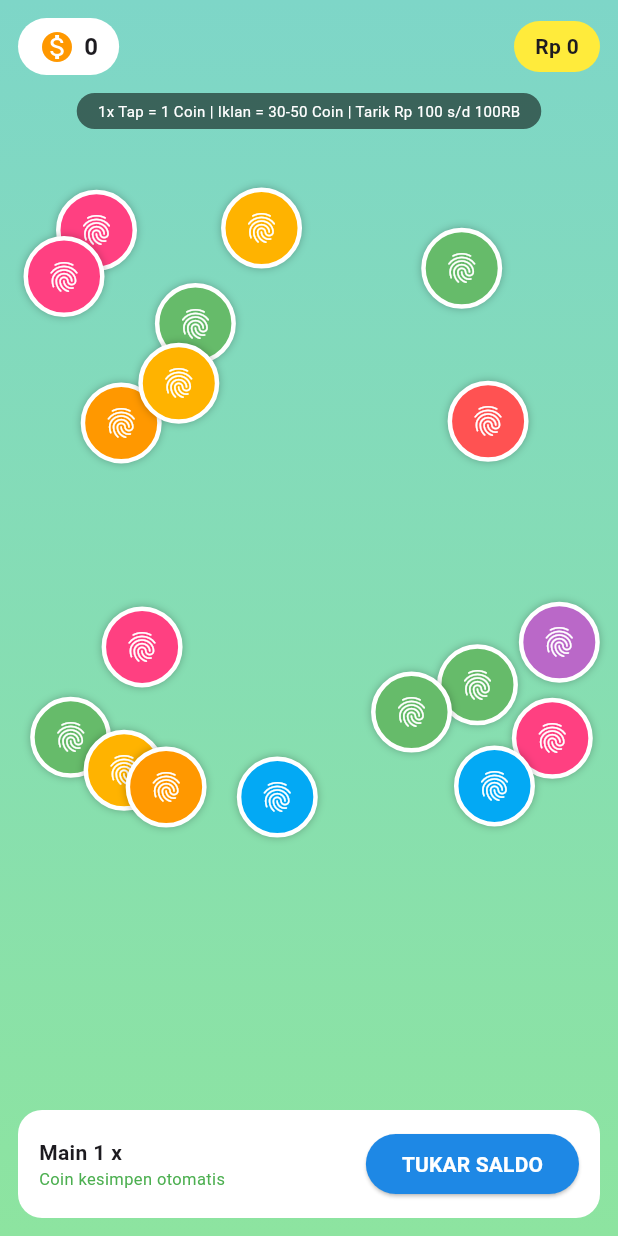
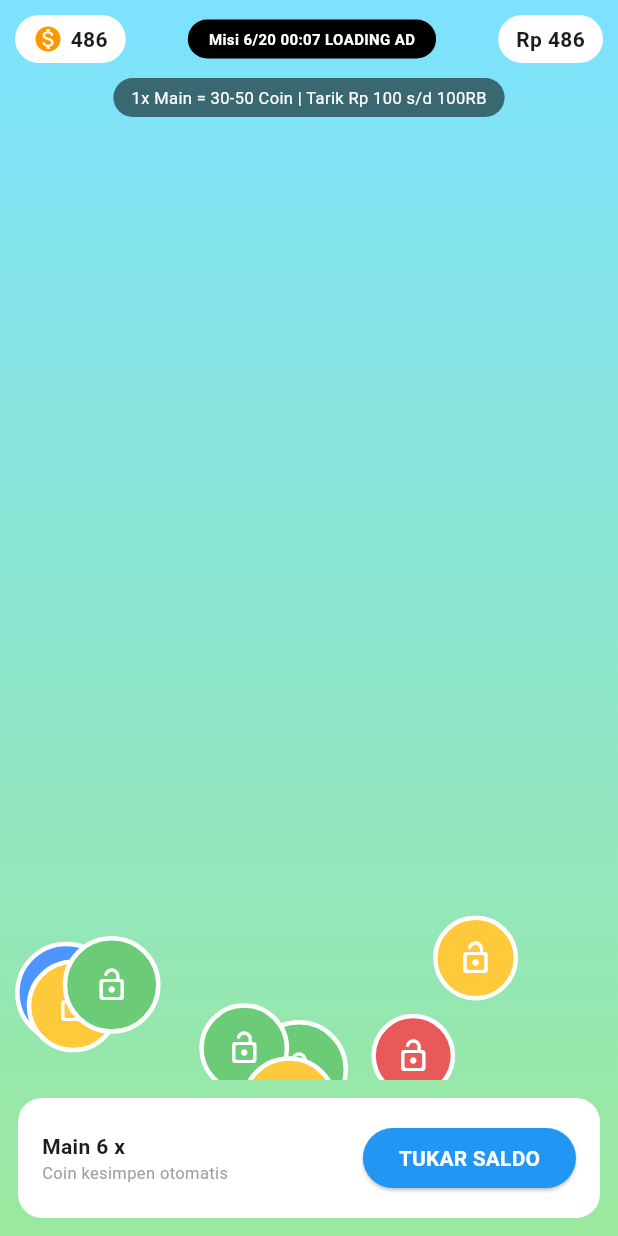
Before and after one commit to rizaldisini22-cmd/mountain-hunter, a Flutter app: the screen it shows after launch, on a phone screen of 412 x 824 dp. Run offline on Flutter 3.47's test engine with Material 3 defaults, Android fonts, the phone set to English and light mode, and no system bars; our stand-ins replace google_mobile_ads.

Commit message:
Update main.dart

```diff
--- a/lib/main.dart
+++ b/lib/main.dart
@@ -1,205 +1,146 @@
+import 'dart:async';
+import 'dart:math';
 import 'package:flutter/material.dart';
-import 'dart:math';
-import 'dart:async';
-import 'package:shared_preferences/shared_preferences.dart';
 import 'package:google_mobile_ads/google_mobile_ads.dart';
 
-void main(){
+void main() {
   WidgetsFlutterBinding.ensureInitialized();
   MobileAds.instance.initialize();
-  runApp(MaterialApp(debugShowCheckedModeBanner: false, home: TapDanaGame()));
+  runApp(const TapDanaCuanApp());
+}
+
+class TapDanaCuanApp extends StatelessWidget {
+  const TapDanaCuanApp({super.key});
+  @override
+  Widget build(BuildContext context) {
+    return MaterialApp(debugShowCheckedModeBanner: false, title: 'TAP DANA CUAN', home: const GameScreen());
+  }
 }
 
 class Bubble {
-  double x, y, dx, dy; Color color; bool isGone=false;
-  Bubble(this.x, this.y, this.color, this.dx, this.dy);
+  double x, y, speed; Color color; double size;
+  Bubble({required this.x, required this.y, required this.speed, required this.color, this.size=60});
 }
 
-class TapDanaGame extends StatefulWidget {
-  @override State<TapDanaGame> createState() => _TapDanaGameState();
+class GameScreen extends StatefulWidget {
+  const GameScreen({super.key});
+  @override
+  State<GameScreen> createState() => _GameScreenState();
 }
 
-class _TapDanaGameState extends State<TapDanaGame> {
-  int coins = 0; int playCount = 1;
+class _GameScreenState extends State<GameScreen> with SingleTickerProviderStateMixin {
+  int coin = 486; int rupiah = 486; int misi = 6; int timerSec = 0;
+  Timer? gameTimer, spawnTimer;
   List<Bubble> bubbles = [];
-  Timer? timer; Random rand = Random();
-  RewardedAd? rewardedAd;
-  bool adReady = false;
+  final Random rnd = Random();
+  late AnimationController _controller;
+  List<Color> colors = [Color(0xFFB983FF), Color(0xFFE85A5A), Color(0xFF6BCB77), Color(0xFFFFC93C), Color(0xFF4D96FF), Color(0xFFFFA500)];
 
-  // GANTI DENGAN ID ADMOB KAKAK YANG ASLI NANTI
-  final String adUnitId = "ca-app-pub-3940256099942544/5224354917"; // ini TEST ID
+  RewardedAd? _rewardedAd;
+  bool _isAdReady = false;
+  // ID TEST - GANTI DENGAN ID ASLI KAKAK NANTI
+  final String adUnitId = 'ca-app-pub-3940256099942544/5224354917'; // Test Rewarded
 
-  @override void initState(){
+  @override
+  void initState() {
     super.initState();
-    loadCoins();
-    spawnBubbles();
-    loadAd();
-    timer = Timer.periodic(Duration(milliseconds: 16), (t){
-      setState((){
-        for(var b in bubbles){
-          b.x += b.dx; b.y += b.dy;
-          if(b.x < 0 || b.x > 1) b.dx *= -1;
-          if(b.y < 0 || b.y > 0.75) b.dy *= -1;
-        }
-      });
-      if(bubbles.every((b)=> b.isGone)) _showRewardAd();
-    });
+    _controller = AnimationController(vsync: this, duration: Duration(milliseconds: 16))..repeat();
+    _controller.addListener(_update);
+    _loadAd();
+    _startGame();
   }
 
-  Future<void> loadCoins() async {
-    final prefs = await SharedPreferences.getInstance();
-    setState((){
-      coins = prefs.getInt('coins')?? 0;
-      playCount = prefs.getInt('play')?? 1;
-    });
-  }
-  Future<void> saveCoins() async {
-    final prefs = await SharedPreferences.getInstance();
-    prefs.setInt('coins', coins);
-    prefs.setInt('play', playCount);
-  }
-
-  void loadAd(){
-    RewardedAd.load(adUnitId: adUnitId, request: AdRequest(),
+  void _loadAd(){
+    RewardedAd.load(
+      adUnitId: adUnitId,
+      request: AdRequest(),
       rewardedAdLoadCallback: RewardedAdLoadCallback(
-        onAdLoaded: (ad){ rewardedAd = ad; adReady = true; },
-        onAdFailedToLoad: (e){ adReady = false; Future.delayed(Duration(seconds:3), loadAd); }
+        onAdLoaded: (ad){ setState((){ _rewardedAd = ad; _isAdReady = true; }); },
+        onAdFailedToLoad: (e){ print('Ad failed $e'); _isAdReady=false; Future.delayed(Duration(seconds: 3), _loadAd); }
       )
     );
   }
 
-  void spawnBubbles(){
-    List<Color> colors = [Colors.redAccent, Colors.orange, Colors.amber.shade600, Colors.lightBlue, Colors.green.shade400, Colors.purple.shade300, Colors.pinkAccent];
-    bubbles = List.generate(18, (i)=> Bubble(rand.nextDouble(), rand.nextDouble()*0.6+0.1, colors[rand.nextInt(colors.length)], (rand.nextDouble()-0.5)*0.008, (rand.nextDouble()-0.5)*0.008));
-    setState((){});
+  void _startGame() {
+    timerSec = 0; bubbles.clear();
+    for(int i=0;i<12;i++) _spawnBubble();
+    gameTimer?.cancel();
+    gameTimer = Timer.periodic(Duration(seconds: 1), (t){ setState(()=> timerSec++); if(timerSec >= 15) _finishRound(); });
+    spawnTimer?.cancel();
+    spawnTimer = Timer.periodic(Duration(milliseconds: 800), (_)=> _spawnBubble());
   }
+  void _spawnBubble(){
+    if(bubbles.length>18) return;
+    setState((){ bubbles.add(Bubble(x: rnd.nextDouble()*0.85+0.02, y: 1.1+rnd.nextDouble()*0.3, speed: 0.003+rnd.nextDouble()*0.006, color: colors[rnd.nextInt(colors.length)], size: 55+rnd.nextDouble()*15)); });
+  }
+  void _update(){ setState((){ for(var b in bubbles) b.y-=b.speed; bubbles.removeWhere((b)=> b.y < -0.2); }); }
+  void _tapBubble(int i){ setState((){ bubbles.removeAt(i); coin+=1; rupiah+=1; }); _spawnBubble(); }
 
-  void tapBubble(int i){
-    if(bubbles[i].isGone) return;
-    setState((){
-      bubbles[i].isGone = true;
-      coins += 1;
-    });
-    saveCoins();
-  }
-
-  void _showRewardAd(){
-    int reward = 30 + rand.nextInt(21);
+  void _finishRound(){
+    gameTimer?.cancel(); spawnTimer?.cancel();
+    int reward = 30+rnd.nextInt(21); // 30-50
     showDialog(context: context, barrierDismissible: false, builder: (_)=> AlertDialog(
       shape: RoundedRectangleBorder(borderRadius: BorderRadius.circular(20)),
-      title: Text("RONDE HABIS!", textAlign: TextAlign.center, style: TextStyle(fontWeight: FontWeight.bold)),
-      content: Column(mainAxisSize: MainAxisSize.min, children:[
-        Icon(Icons.card_giftcard, size:70, color: Colors.orange),
-        SizedBox(height:10),
-        Text("Tonton iklan untuk dapat", style: TextStyle(fontSize:13)),
-        Text("+$reward KOIN", style: TextStyle(fontSize:30, fontWeight: FontWeight.bold, color: Colors.orange)),
-        Text(adReady? "Iklan siap" : "Memuat iklan...", style: TextStyle(fontSize:11, color: Colors.grey)),
+      title: Text('WAKTU HABIS!', textAlign: TextAlign.center, style: TextStyle(fontWeight: FontWeight.bold)),
+      content: Column(mainAxisSize: MainAxisSize.min, children: [
+        Icon(Icons.play_circle_fill, size: 80, color: Colors.orange),
+        SizedBox(height: 10),
+        Text(_isAdReady? 'Tonton iklan asli dapat bonus' : 'Loading iklan...', textAlign: TextAlign.center),
+        Text('+$reward KOIN', style: TextStyle(fontSize: 26, fontWeight: FontWeight.bold, color: Colors.green)),
       ]),
       actions: [SizedBox(width: double.infinity, child: ElevatedButton(
-        style: ElevatedButton.styleFrom(backgroundColor: Colors.blue, padding: EdgeInsets.symmetric(vertical:13), shape: StadiumBorder()),
+        style: ElevatedButton.styleFrom(backgroundColor: Colors.blue, shape: RoundedRectangleBorder(borderRadius: BorderRadius.circular(12))),
         onPressed: (){
           Navigator.pop(context);
-          if(adReady && rewardedAd!= null){
-            rewardedAd!.fullScreenContentCallback = FullScreenContentCallback(onAdDismissedFullScreenContent: (ad){ ad.dispose(); loadAd(); finishRound(reward); }, onAdFailedToShowFullScreenContent: (ad,e){ ad.dispose(); loadAd(); finishRound(reward); });
-            rewardedAd!.show(onUserEarnedReward: (ad, r){});
+          if(_isAdReady && _rewardedAd!= null){
+            _rewardedAd!.fullScreenContentCallback = FullScreenContentCallback(
+              onAdDismissedFullScreenContent: (ad){ ad.dispose(); _loadAd(); _claimReward(reward); },
+              onAdFailedToShowFullScreenContent: (ad, err){ ad.dispose(); _loadAd(); _claimReward(reward); },
+            );
+            _rewardedAd!.show(onUserEarnedReward: (ad, rewardItem){});
           } else {
-            finishRound(reward); // kalau iklan belum siap tetap kasih reward biar user gak kabur
+            _claimReward(reward);
           }
         },
-        child: Text("TONTON IKLAN +$reward", style: TextStyle(color: Colors.white, fontWeight: FontWeight.bold))
+        child: Text(_isAdReady? 'TONTON IKLAN ASLI +$reward' : 'CLAIM +$reward KOIN', style: TextStyle(color: Colors.white, fontWeight: FontWeight.bold)),
       ))],
     ));
   }
 
-  void finishRound(int reward){
-    setState((){
-      coins += reward;
-      playCount++;
-    });
-    saveCoins();
-    spawnBubbles();
+  void _claimReward(int reward){
+    setState((){ coin+=reward; rupiah+=reward; misi+=1; });
+    _startGame();
   }
 
-  void openTukar(){
-    showModalBottomSheet(context: context, isScrollControlled: true, shape: RoundedRectangleBorder(borderRadius: BorderRadius.vertical(top: Radius.circular(25))),
-      builder: (_)=> WithdrawSheet(coins: coins, onWithdraw: (int used){
-        setState(()=> coins -= used);
-        saveCoins();
-        Navigator.pop(context);
-        ScaffoldMessenger.of(context).showSnackBar(SnackBar(content: Text("Berhasil! Tarik $used Koin = Rp $used ke DANA diproses 1x24 jam"), backgroundColor: Colors.green));
-      })
-    );
+  void _showTukarSaldo(){
+    showModalBottomSheet(context: context, shape: RoundedRectangleBorder(borderRadius: BorderRadius.vertical(top: Radius.circular(20))), builder: (_){
+      return Padding(padding: EdgeInsets.all(20), child: Column(mainAxisSize: MainAxisSize.min, children: [
+        Text('TUKAR SALDO DANA', style: TextStyle(fontSize: 22, fontWeight: FontWeight.bold)),
+        Text('Saldo: Rp $rupiah ($coin Koin)'),
+        ListTile(title: Text('Rp 100'), subtitle: Text('100 koin'), trailing: ElevatedButton(onPressed: coin>=100?(){setState((){coin-=100; rupiah-=100;}); Navigator.pop(context); ScaffoldMessenger.of(context).showSnackBar(SnackBar(content: Text('Berhasil tarik Rp100 ke DANA (Simulasi)')));} : null, child: Text('Tarik'))),
+        ListTile(title: Text('Rp 500'), subtitle: Text('500 koin'), trailing: ElevatedButton(onPressed: coin>=500?(){setState((){coin-=500; rupiah-=500;}); Navigator.pop(context);} : null, child: Text('Tarik'))),
+        ListTile(title: Text('Rp 1.000'), subtitle: Text('1000 koin'), trailing: ElevatedButton(onPressed: coin>=1000?(){setState((){coin-=1000; rupiah-=1000;}); Navigator.pop(context);} : null, child: Text('Tarik'))),
+        Text('*Ganti AdMob ID test dengan ID asli biar dapat uang beneran', style: TextStyle(fontSize: 11, color: Colors.grey)),
+      ]));
+    });
   }
-
-  @override Widget build(BuildContext context){
-    return Scaffold(
-      body: Container(
-        decoration: BoxDecoration(gradient: LinearGradient(begin: Alignment.topCenter, end: Alignment.bottomCenter, colors: [Color(0xFF7ED6C8), Color(0xFF8DE4A0)])),
-        child: SafeArea(child: Column(children:[
-          Padding(padding: EdgeInsets.all(12), child: Row(children:[
-            Container(padding: EdgeInsets.symmetric(horizontal:14, vertical:7), decoration: BoxDecoration(color: Colors.white, borderRadius: BorderRadius.circular(20)), child: Row(children:[Icon(Icons.monetization_on, color: Colors.orange), SizedBox(width:6), Text("$coins", style: TextStyle(fontWeight: FontWeight.bold, fontSize:16))])),
-            Spacer(),
-            Container(padding: EdgeInsets.symmetric(horizontal:14, vertical:7), decoration: BoxDecoration(color: Colors.yellow, borderRadius: BorderRadius.circular(20)), child: Text("Rp $coins", style: TextStyle(fontWeight: FontWeight.bold))),
-          ])),
-          Container(padding: EdgeInsets.symmetric(horizontal:14, vertical:5), decoration: BoxDecoration(color: Colors.black54, borderRadius: BorderRadius.circular(20)), child: Text("1x Tap = 1 Coin | Iklan = 30-50 Coin | Tarik Rp 100 s/d 100RB", style: TextStyle(color: Colors.white, fontSize:10))),
-          SizedBox(height:10),
-          Expanded(child: LayoutBuilder(builder: (ctx, cons){
-            return Stack(children: List.generate(bubbles.length, (i){
-              var b = bubbles[i];
-              if(b.isGone) return SizedBox();
-              return Positioned(
-                left: b.x * (cons.maxWidth-56), top: b.y * (cons.maxHeight-56),
-                child: GestureDetector(onTap: ()=> tapBubble(i),
-                  child: Container(width:54, height:54, decoration: BoxDecoration(color: b.color, shape: BoxShape.circle, border: Border.all(color: Colors.white, width:3), boxShadow: [BoxShadow(color: Colors.black26, blurRadius:4)]), child: Icon(Icons.fingerprint, color: Colors.white, size:24)),
-                ),
-              );
-            }));
-          })),
-          Container(margin: EdgeInsets.all(12), padding: EdgeInsets.symmetric(horizontal:14, vertical:12), decoration: BoxDecoration(color: Colors.white, borderRadius: BorderRadius.circular(16)), child: Row(children:[
-            Column(crossAxisAlignment: CrossAxisAlignment.start, children:[Text("Main $playCount x", style: TextStyle(fontWeight: FontWeight.bold)), Text("Coin kesimpen otomatis", style: TextStyle(fontSize:11, color: Colors.green))]),
-            Spacer(),
-            ElevatedButton(onPressed: openTukar, style: ElevatedButton.styleFrom(backgroundColor: Colors.blue.shade600, shape: StadiumBorder(), padding: EdgeInsets.symmetric(horizontal:24, vertical:10)), child: Text("TUKAR SALDO", style: TextStyle(color: Colors.white, fontWeight: FontWeight.bold)))
-          ]))
-        ])),
-      ),
-    );
+  String _formatTimer(int s)=> '${(s~/60).toString().padLeft(2,'0')}:${(s%60).toString().padLeft(2,'0')}';
+  @override
+  void dispose(){ _controller.dispose(); gameTimer?.cancel(); spawnTimer?.cancel(); _rewardedAd?.dispose(); super.dispose(); }
+  @override
+  Widget build(BuildContext context) {
+    return Scaffold(body: Container(decoration: BoxDecoration(gradient: LinearGradient(begin: Alignment.topCenter, end: Alignment.bottomCenter, colors: [Color(0xFF7DE2FF), Color(0xFF9BE89E)])), child: SafeArea(child: Column(children: [
+      Padding(padding: EdgeInsets.all(10), child: Row(mainAxisAlignment: MainAxisAlignment.spaceBetween, children: [
+        Container(padding: EdgeInsets.symmetric(horizontal: 12, vertical: 6), decoration: BoxDecoration(color: Colors.white, borderRadius: BorderRadius.circular(20)), child: Row(children: [Icon(Icons.monetization_on, color: Colors.orange, size: 20), SizedBox(width: 5), Text('$coin', style: TextStyle(fontWeight: FontWeight.bold))])),
+        Container(padding: EdgeInsets.symmetric(horizontal: 14, vertical: 6), decoration: BoxDecoration(color: Colors.black, borderRadius: BorderRadius.circular(20)), child: Text('Misi $misi/20 ${_formatTimer(timerSec)} ${_isAdReady? "AD READY" : "LOADING AD"}', style: TextStyle(color: Colors.white, fontWeight: FontWeight.bold, fontSize: 10))),
+        Container(padding: EdgeInsets.symmetric(horizontal: 12, vertical: 6), decoration: BoxDecoration(color: Colors.white, borderRadius: BorderRadius.circular(20)), child: Text('Rp $rupiah', style: TextStyle(fontWeight: FontWeight.bold))),
+      ])),
+      Container(margin: EdgeInsets.symmetric(horizontal: 12), padding: EdgeInsets.symmetric(horizontal: 12, vertical: 5), decoration: BoxDecoration(color: Colors.black54, borderRadius: BorderRadius.circular(20)), child: Text('1x Main = 30-50 Coin | Tarik Rp 100 s/d 100RB', style: TextStyle(color: Colors.white, fontSize: 11))),
+      Expanded(child: LayoutBuilder(builder: (ctx, c)=> Stack(children: [for(int i=0;i<bubbles.length;i++) Positioned(left: bubbles[i].x*c.maxWidth, top: bubbles[i].y*c.maxHeight, child: GestureDetector(onTap: ()=>_tapBubble(i), child: Container(width: bubbles[i].size, height: bubbles[i].size, decoration: BoxDecoration(color: bubbles[i].color, shape: BoxShape.circle, border: Border.all(color: Colors.white, width: 3)), child: Icon(Icons.lock_open_rounded, color: Colors.white))))]))),
+      Container(margin: EdgeInsets.all(12), padding: EdgeInsets.all(16), decoration: BoxDecoration(color: Colors.white, borderRadius: BorderRadius.circular(16)), child: Row(mainAxisAlignment: MainAxisAlignment.spaceBetween, children: [
+        Column(crossAxisAlignment: CrossAxisAlignment.start, children: [Text('Main $misi x', style: TextStyle(fontWeight: FontWeight.bold)), Text('Coin kesimpen otomatis', style: TextStyle(fontSize: 11, color: Colors.grey))]),
+        ElevatedButton(style: ElevatedButton.styleFrom(backgroundColor: Colors.blue), onPressed: _showTukarSaldo, child: Text('TUKAR SALDO', style: TextStyle(color: Colors.white, fontWeight: FontWeight.bold))),
+      ])),
+    ]))));
   }
 }
-
-class WithdrawSheet extends StatefulWidget {
-  final int coins; final Function(int) onWithdraw;
-  WithdrawSheet({required this.coins, required this.onWithdraw});
-  @override State<WithdrawSheet> createState()=> _WithdrawSheetState();
-}
-class _WithdrawSheetState extends State<WithdrawSheet>{
-  TextEditingController danaCtrl = TextEditingController();
-  int selected = 100;
-  List<int> options = [100, 500, 1000, 5000, 10000, 20000, 50000, 100000];
-  @override Widget build(BuildContext context){
-    return Padding(padding: EdgeInsets.only(bottom: MediaQuery.of(context).viewInsets.bottom, left:16, right:16, top:16),
-      child: Column(mainAxisSize: MainAxisSize.min, children:[
-        Container(width:40, height:5, decoration: BoxDecoration(color: Colors.grey[300], borderRadius: BorderRadius.circular(10))),
-        SizedBox(height:16),
-        Text("TUKAR KE DANA", style: TextStyle(fontWeight: FontWeight.bold, fontSize:20)),
-        SizedBox(height:6),
-        Text("Saldo: ${widget.coins} Coin = Rp ${widget.coins}", style: TextStyle(color: Colors.green, fontWeight: FontWeight.bold)),
-        SizedBox(height:14),
-        TextField(controller: danaCtrl, keyboardType: TextInputType.number, decoration: InputDecoration(labelText: "Nomor DANA", hintText: "08xxxxxxxxxx", border: OutlineInputBorder(borderRadius: BorderRadius.circular(12)), prefixIcon: Icon(Icons.wallet))),
-        SizedBox(height:12),
-        GridView.builder(shrinkWrap: true, physics: NeverScrollableScrollPhysics(), itemCount: options.length, gridDelegate: SliverGridDelegateWithFixedCrossAxisCount(crossAxisCount: 4, childAspectRatio: 1.6, crossAxisSpacing:8, mainAxisSpacing:8),
-          itemBuilder: (_, i){
-            bool sel = selected == options[i]; bool can = widget.coins >= options[i];
-            return GestureDetector(onTap: can?(){ setState(()=> selected = options[i]); }: null, child: Container(decoration: BoxDecoration(color: sel? Colors.blue: can? Colors.white: Colors.grey[200], borderRadius: BorderRadius.circular(10), border: Border.all(color: sel? Colors.blue: Colors.grey.shade300)), child: Center(child: Text("${options[i]}\nRp ${options[i]}", textAlign: TextAlign.center, style: TextStyle(color: sel? Colors.white: can? Colors.black87: Colors.grey, fontSize:11, fontWeight: FontWeight.bold)))));
-          }
-        ),
-        SizedBox(height:16),
-        SizedBox(width: double.infinity, child: ElevatedButton(
-          style: ElevatedButton.styleFrom(backgroundColor: selected <= widget.coins? Colors.blue: Colors.grey, padding: EdgeInsets.symmetric(vertical:14), shape: RoundedRectangleBorder(borderRadius: BorderRadius.circular(12))),
-          onPressed: selected <= widget.coins && danaCtrl.text.length>=10? ()=> widget.onWithdraw(selected) : null,
-          child: Text("TARIK Rp $selected KE DANA", style: TextStyle(color: Colors.white, fontWeight: FontWeight.bold))
-        )),
-        SizedBox(height:20),
-      ])
-    );
-  }
-}
```
